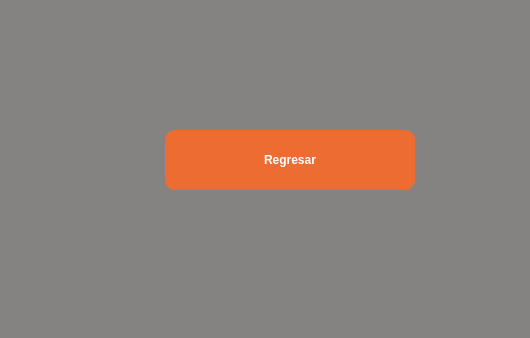
The window that ui/PreviewDiploma.ui (RicarlOz/DiplomaGenerator) describes before a commit, drawn with Qt 5; both pictures show x 0 to 530 and y 292 to 630 of the 990 by 630 pixel window.
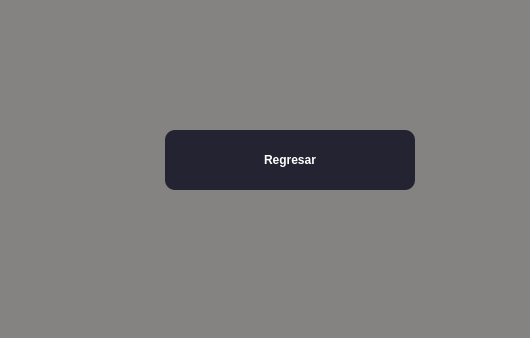
The same window after the commit. Icons and pictures are not drawn.

Commit message: UI buttons consistency

The edit to the form file:
```diff
--- a/ui/PreviewDiploma.ui
+++ b/ui/PreviewDiploma.ui
@@ -526,7 +526,7 @@
         </font>
        </property>
        <property name="styleSheet">
-        <string notr="true">background-color: rgb(237, 108, 50);
+        <string notr="true">background-color: #242331;
 border-radius: 10px</string>
        </property>
        <property name="text">
```
The commit also changes 3 other files.
